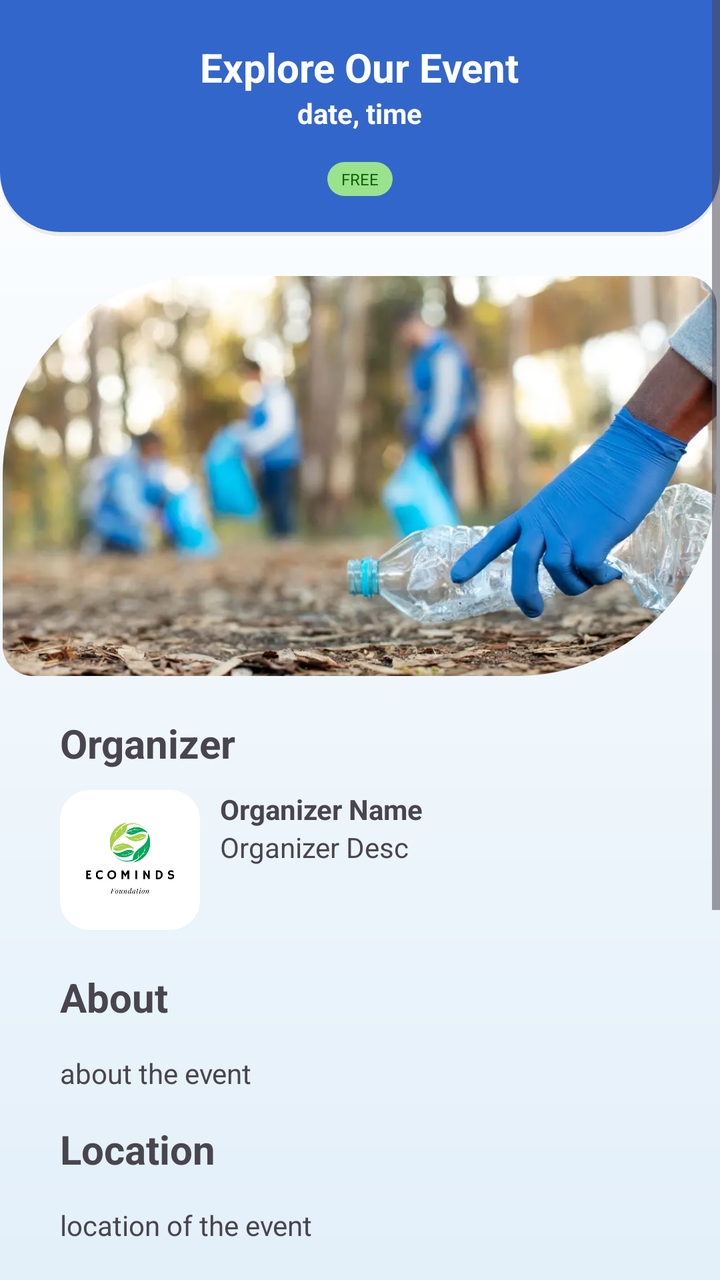
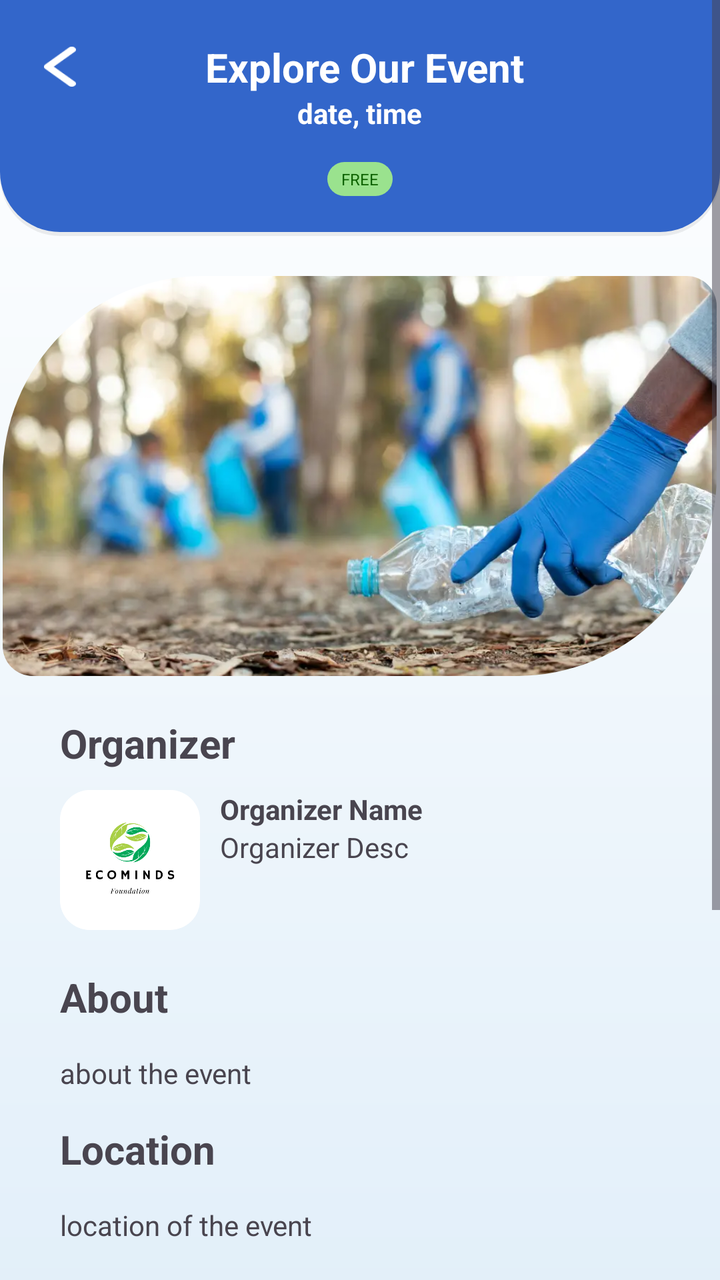

Before-and-after screenshots of an Android layout around one commit, followed by the original layout XML and the change that was made.
<!-- AndroidManifest.xml: application theme Theme.PolluGuard -->
<!-- res/layout/activity_project_details.xml -->
<?xml version="1.0" encoding="utf-8"?>
<ScrollView xmlns:app="http://schemas.android.com/apk/res-auto"
    xmlns:tools="http://schemas.android.com/tools"
    android:layout_width="match_parent"
    android:layout_height="match_parent"
    xmlns:android="http://schemas.android.com/apk/res/android" >

    <LinearLayout
        android:layout_width="match_parent"
        android:layout_height="match_parent"
        android:id="@+id/main"
        tools:context=".ui.volunteer.VolunteerFragment"
        android:background="@drawable/gradient_background"
        android:orientation="vertical">

        <LinearLayout
            android:layout_width="match_parent"
            android:layout_height="wrap_content"
            android:orientation="vertical"
            android:background="@drawable/blue_background"
            android:padding="20dp"
            android:gravity="center">

            <TextView
                android:id="@+id/judulText"
                android:layout_width="wrap_content"
                android:layout_height="wrap_content"
                android:text="Explore Our Event"
                android:textColor="@color/white"
                android:textStyle="bold"
                android:textSize="20sp"/>

            <TextView
                android:id="@+id/dateTimeText"
                android:layout_width="wrap_content"
                android:layout_height="wrap_content"
                android:text="date, time"
                android:textColor="@color/white"
                android:textStyle="bold"
                android:textSize="14sp"
                android:layout_marginBottom="15dp"/>

            <TextView
                android:id="@+id/priceText"
                android:layout_width="wrap_content"
                android:layout_height="wrap_content"
                android:text="FREE"
                android:textSize="8sp"
                android:textColor="@color/greenText"
                android:background="@drawable/rounded_corners"
                android:backgroundTint="@color/greenCoupon"
                android:paddingVertical="3dp"
                android:paddingHorizontal="7dp"
                android:gravity="center"/>
        </LinearLayout>

        <ImageView
            android:id="@+id/projectImage"
            android:layout_width="357dp"
            android:layout_height="200dp"
            android:src="@drawable/milah_plastik"
            android:scaleType="centerCrop"
            android:clipToOutline="true"
            android:background="@drawable/image_project_details_rounded_corners"
            android:layout_margin="20dp"
            android:layout_gravity="center"/>

        

        <TextView
            android:layout_width="wrap_content"
            android:layout_height="wrap_content"
            android:text="Organizer"
            android:textSize="20sp"
            android:textStyle="bold"
            android:layout_marginHorizontal="30dp"/>

        <LinearLayout
            android:layout_width="wrap_content"
            android:layout_height="wrap_content"
            android:orientation="horizontal"
            android:layout_marginVertical="10dp"
            android:layout_marginHorizontal="30dp">

            <ImageView
                android:id="@+id/logoImage"
                android:layout_width="70dp"
                android:layout_height="70dp"
                android:src="@drawable/ecominds_foundation"
                android:background="@drawable/rounded_corners"
                android:clipToOutline="true"/>

            <LinearLayout
                android:layout_width="269dp"
                android:layout_height="wrap_content"
                android:orientation="vertical"
                android:layout_marginStart="10dp">

                <TextView
                    android:id="@+id/organizerName"
                    android:layout_width="wrap_content"
                    android:layout_height="wrap_content"
                    android:text="Organizer Name"
                    android:textStyle="bold"/>

                <TextView
                    android:id="@+id/organizerDesc"
                    android:layout_width="wrap_content"
                    android:layout_height="wrap_content"
                    android:text="Organizer Desc"/>

            </LinearLayout>

        </LinearLayout>

        

        <TextView
            android:layout_width="349dp"
            android:layout_height="wrap_content"
            android:layout_marginHorizontal="30dp"
            android:layout_marginVertical="10dp"
            android:text="About"
            android:textSize="20sp"
            android:textStyle="bold"/>

        <TextView
            android:id="@+id/aboutText"
            android:layout_width="349dp"
            android:layout_height="wrap_content"
            android:layout_marginHorizontal="30dp"
            android:layout_marginVertical="5dp"
            android:text="about the event"/>

        

        <TextView
            android:layout_width="349dp"
            android:layout_height="wrap_content"
            android:layout_marginHorizontal="30dp"
            android:layout_marginVertical="10dp"
            android:text="Location"
            android:textSize="20sp"
            android:textStyle="bold"/>

        <TextView
            android:id="@+id/locationText"
            android:layout_width="349dp"
            android:layout_height="wrap_content"
            android:layout_marginHorizontal="30dp"
            android:layout_marginVertical="5dp"
            android:text="location of the event"/>

        

        

        <TextView
            android:layout_width="349dp"
            android:layout_height="wrap_content"
            android:layout_marginHorizontal="30dp"
            android:layout_marginVertical="10dp"
            android:text="Reward"
            android:textSize="20sp"
            android:textStyle="bold"/>

        <LinearLayout
            android:layout_width="wrap_content"
            android:layout_height="wrap_content"
            android:orientation="horizontal"
            android:background="@drawable/rounded_corners"
            android:layout_marginHorizontal="30dp"
            android:padding="15dp"
            android:backgroundTint="@color/yellowCoupon">

            <ImageView
                android:layout_width="20dp"
                android:layout_height="20dp"
                android:src="@drawable/volunteer_point_logo"/>

            <TextView
                android:id="@+id/rewardText"
                android:layout_width="wrap_content"
                android:layout_height="wrap_content"
                android:layout_marginLeft="5dp"
                android:text="20 Volunteer Points"
                android:textColor="@color/yellowText"/>

        </LinearLayout>


        <TextView
            android:layout_width="wrap_content"
            android:layout_height="wrap_content"
            android:text="Participants Joined"
            android:textStyle="bold"
            android:layout_marginHorizontal="30dp"
            android:layout_marginVertical="10dp"
            android:textSize="20sp"/>

        <LinearLayout
            android:layout_width="349dp"
            android:layout_height="wrap_content"
            android:layout_marginHorizontal="30dp"
            android:orientation="horizontal"
            android:clipToPadding="true"
            android:padding="0dp">

            <ProgressBar
                android:id="@+id/progressBar"
                android:layout_width="300dp"
                android:layout_height="22dp"
                android:progress="50"
                android:max="100"
                android:visibility="visible"
                android:layout_gravity="center"
                android:progressTint="@color/blue"
                style="?android:attr/progressBarStyleHorizontal"/>

            <TextView
                android:id="@+id/slotPercentageText"
                android:layout_width="wrap_content"
                android:layout_height="wrap_content"
                android:layout_marginLeft="5dp"
                android:text="50%"
                android:textColor="@color/blue"
                android:textStyle="bold"
                android:layout_gravity="end|right"/>

        </LinearLayout>



        <LinearLayout
            android:layout_width="349dp"
            android:layout_height="wrap_content"
            android:layout_marginHorizontal="30dp"
            android:orientation="horizontal"
            android:clipToPadding="true"
            android:padding="0dp">

            <TextView
                android:layout_width="wrap_content"
                android:layout_height="wrap_content"
                android:text="Available slot: "
                android:textStyle="bold"/>

            <TextView
                android:id="@+id/slotText"
                android:layout_width="wrap_content"
                android:layout_height="wrap_content"
                android:text="30 slots left"
                android:textColor="@color/blue"
                android:textStyle="bold"
                android:layout_gravity="end|right"/>

        </LinearLayout>

        <Button
            android:id="@+id/participateButton"
            android:layout_width="349dp"
            android:layout_height="wrap_content"
            android:layout_marginHorizontal="30dp"
            android:layout_marginVertical="20dp"
            android:text="Participate to This Event"/>

        <TextView
            android:id="@+id/alreadyRegisteredText"
            android:layout_width="349dp"
            android:layout_height="wrap_content"
            android:layout_marginHorizontal="30dp"
            android:layout_marginVertical="20dp"
            android:text="Already Registered"
            android:gravity="center"
            android:textStyle="bold"
            android:textSize="16sp"
            android:visibility="gone"/>
    </LinearLayout>

</ScrollView>
<!-- resources referenced by this layout -->
<resources>
  <color name="blue">#3366CA</color>
  <color name="greenCoupon">#9AE28E</color>
  <color name="greenText">#0E6300</color>
  <color name="white">#FFFFFFFF</color>
  <color name="yellowCoupon">#FDE870</color>
  <color name="yellowText">#9F5F00</color>
  <!-- drawable blue_background (drawable) -->
  <?xml version="1.0" encoding="utf-8"?>
  <layer-list xmlns:android="http://schemas.android.com/apk/res/android">
      <item android:top="4dp">
          <shape>
              <solid android:color="#11000000"/>
              <corners
                  android:bottomRightRadius="30dp"
                  android:bottomLeftRadius="30dp"/>
          </shape>
      </item>
  
      <item android:bottom="2dp">
          <shape>
              <solid android:color="@color/blue"/>
              <corners
                  android:bottomRightRadius="30dp"
                  android:bottomLeftRadius="30dp"/>
          </shape>
      </item>
  
  </layer-list>
  <!-- drawable ecominds_foundation: png bitmap (drawable, 20787 bytes) -->
  <!-- drawable gradient_background (drawable) -->
  <?xml version="1.0" encoding="utf-8"?>
  <shape xmlns:android="http://schemas.android.com/apk/res/android">
      <gradient xmlns:android="http://schemas.android.com/apk/res/android"
          android:angle="270"
          android:startColor="#FFFFFFFF"
          android:endColor="@color/lightBlue"
          android:type="linear" />
  </shape>
  <!-- drawable image_project_details_rounded_corners (drawable) -->
  <?xml version="1.0" encoding="utf-8"?>
  <shape xmlns:android="http://schemas.android.com/apk/res/android">
      <corners
          android:bottomLeftRadius="15dp"
          android:topLeftRadius="100dp"
          android:topRightRadius="15dp"
          android:bottomRightRadius="100dp"/>
  </shape>
  <!-- drawable milah_plastik: webp bitmap (drawable, 48802 bytes) -->
  <!-- drawable rounded_corners (drawable) -->
  <?xml version="1.0" encoding="utf-8"?>
  <shape xmlns:android="http://schemas.android.com/apk/res/android">
      <corners android:radius="15dp"/>
      <solid android:color="@color/white"/>
  </shape>
  <!-- drawable volunteer_point_logo: png bitmap (drawable, 8026 bytes) -->
  <style name="Theme.PolluGuard" parent="Base.Theme.PolluGuard" />
  <color name="lightBlue">#D7E9F7</color>
  <style name="Base.Theme.PolluGuard" parent="Theme.Material3.DayNight.NoActionBar">
          
           <item name="colorPrimary">@color/blue</item>
  
      </style>
</resources>

<!-- the commit's change to res/layout/activity_project_details.xml (unified diff, before → after) -->
@@ -21,14 +21,35 @@
             android:padding="20dp"
             android:gravity="center">
 
-            <TextView
-                android:id="@+id/judulText"
-                android:layout_width="wrap_content"
-                android:layout_height="wrap_content"
-                android:text="Explore Our Event"
-                android:textColor="@color/white"
-                android:textStyle="bold"
-                android:textSize="20sp"/>
+            <LinearLayout
+                android:layout_width="match_parent"
+                android:layout_height="wrap_content"
+                android:orientation="horizontal"
+                android:gravity="center_vertical">
+
+                <ImageView
+                    android:id="@+id/backButton"
+                    android:layout_width="20dp"
+                    android:layout_height="20dp"
+                    android:src="@drawable/arrow_left"
+                    android:layout_marginEnd="5dp"/>
+
+                <TextView
+                    android:id="@+id/judulText"
+                    android:layout_width="0dp"
+                    android:layout_height="wrap_content"
+                    android:layout_weight="1"
+                    android:text="Explore Our Event"
+                    android:textColor="@color/white"
+                    android:textStyle="bold"
+                    android:textSize="20sp"
+                    android:gravity="center"/>
+
+                <View
+                    android:layout_width="20dp"
+                    android:layout_height="wrap_content" />
+            </LinearLayout>
+
 
             <TextView
                 android:id="@+id/dateTimeText"
@@ -275,6 +296,10 @@
             android:textStyle="bold"
             android:textSize="16sp"
             android:visibility="gone"/>
+
+
     </LinearLayout>
 
+
+
 </ScrollView>
<!-- resource entries referenced after the edit -->
@@ -6,6 +6,7 @@
   <color name="white">#FFFFFFFF</color>
   <color name="yellowCoupon">#FDE870</color>
   <color name="yellowText">#9F5F00</color>
+  <!-- drawable arrow_left: png bitmap (drawable, 492 bytes) -->
   <!-- drawable blue_background (drawable) -->
   <?xml version="1.0" encoding="utf-8"?>
   <layer-list xmlns:android="http://schemas.android.com/apk/res/android">
